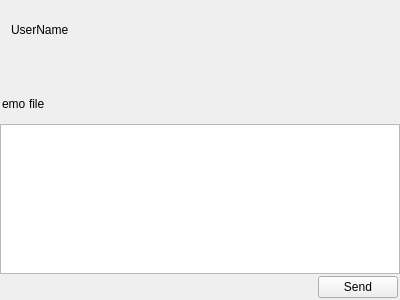
The window that ChatClient/ui/chatpage.ui (MvpBruce/MyChat) describes before a commit, drawn with Qt 5.
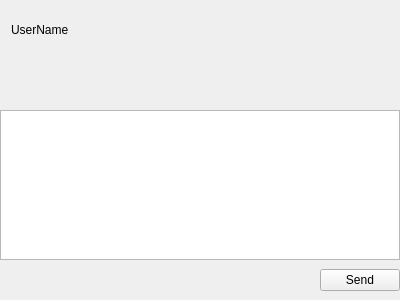
The same window after the commit. Custom widgets are drawn as their Qt base class.

Diff of the .ui file:
```diff
--- a/ChatClient/ui/chatpage.ui
+++ b/ChatClient/ui/chatpage.ui
@@ -128,7 +128,23 @@
           <number>2</number>
          </property>
          <item>
-          <widget class="QLabel" name="emo_lb">
+          <spacer name="horizontalSpacer_2">
+           <property name="orientation">
+            <enum>Qt::Orientation::Horizontal</enum>
+           </property>
+           <property name="sizeType">
+            <enum>QSizePolicy::Policy::Fixed</enum>
+           </property>
+           <property name="sizeHint" stdset="0">
+            <size>
+             <width>5</width>
+             <height>20</height>
+            </size>
+           </property>
+          </spacer>
+         </item>
+         <item>
+          <widget class="StateLabel" name="emoLabel">
            <property name="minimumSize">
             <size>
              <width>25</width>
@@ -142,12 +158,28 @@
             </size>
            </property>
            <property name="text">
-            <string>emo</string>
+            <string/>
            </property>
           </widget>
          </item>
          <item>
-          <widget class="QLabel" name="file_lb">
+          <spacer name="horizontalSpacer_4">
+           <property name="orientation">
+            <enum>Qt::Orientation::Horizontal</enum>
+           </property>
+           <property name="sizeType">
+            <enum>QSizePolicy::Policy::Fixed</enum>
+           </property>
+           <property name="sizeHint" stdset="0">
+            <size>
+             <width>5</width>
+             <height>20</height>
+            </size>
+           </property>
+          </spacer>
+         </item>
+         <item>
+          <widget class="StateLabel" name="fileLabel">
            <property name="minimumSize">
             <size>
              <width>30</width>
@@ -161,7 +193,7 @@
             </size>
            </property>
            <property name="text">
-            <string>file</string>
+            <string/>
            </property>
           </widget>
          </item>
@@ -170,9 +202,12 @@
            <property name="orientation">
             <enum>Qt::Orientation::Horizontal</enum>
            </property>
+           <property name="sizeType">
+            <enum>QSizePolicy::Policy::Fixed</enum>
+           </property>
            <property name="sizeHint" stdset="0">
             <size>
-             <width>40</width>
+             <width>5</width>
              <height>20</height>
             </size>
            </property>
@@ -198,19 +233,31 @@
        </widget>
       </item>
       <item>
-       <widget class="QWidget" name="send_wid" native="true">
+       <widget class="QWidget" name="sendWid" native="true">
+        <property name="minimumSize">
+         <size>
+          <width>0</width>
+          <height>40</height>
+         </size>
+        </property>
+        <property name="maximumSize">
+         <size>
+          <width>16777215</width>
+          <height>40</height>
+         </size>
+        </property>
         <layout class="QHBoxLayout" name="horizontalLayout_4">
          <property name="spacing">
-          <number>2</number>
+          <number>0</number>
          </property>
          <property name="leftMargin">
-          <number>2</number>
+          <number>0</number>
          </property>
          <property name="topMargin">
           <number>2</number>
          </property>
          <property name="rightMargin">
-          <number>2</number>
+          <number>0</number>
          </property>
          <property name="bottomMargin">
           <number>2</number>
@@ -229,7 +276,7 @@
           </spacer>
          </item>
          <item>
-          <widget class="QPushButton" name="send_btn">
+          <widget class="StateBtn" name="sendBtn">
            <property name="text">
             <string>Send</string>
            </property>
@@ -250,6 +297,21 @@
    <header>widgets/chatview.h</header>
    <container>1</container>
   </customwidget>
+  <customwidget>
+   <class>StateLabel</class>
+   <extends>QLabel</extends>
+   <header location="global">widgets/statelabel.h</header>
+  </customwidget>
+  <customwidget>
+   <class>StateBtn</class>
+   <extends>QPushButton</extends>
+   <header location="global">buttons/statebtn.h</header>
+  </customwidget>
+  <customwidget>
+   <class>MessageTextEdit</class>
+   <extends>QTextEdit</extends>
+   <header location="global">widgets/messagetextedit.h</header>
+  </customwidget>
  </customwidgets>
  <resources/>
  <connections/>
```
Left out of the diff: 8 changed lines with no effect on the pictures.
